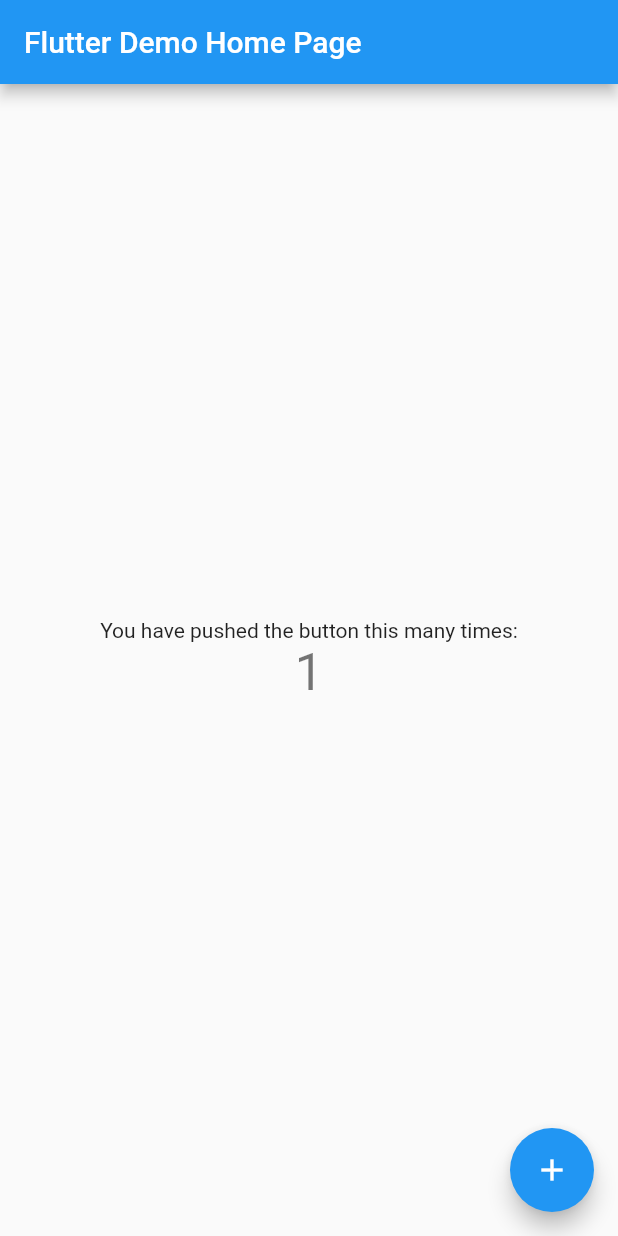
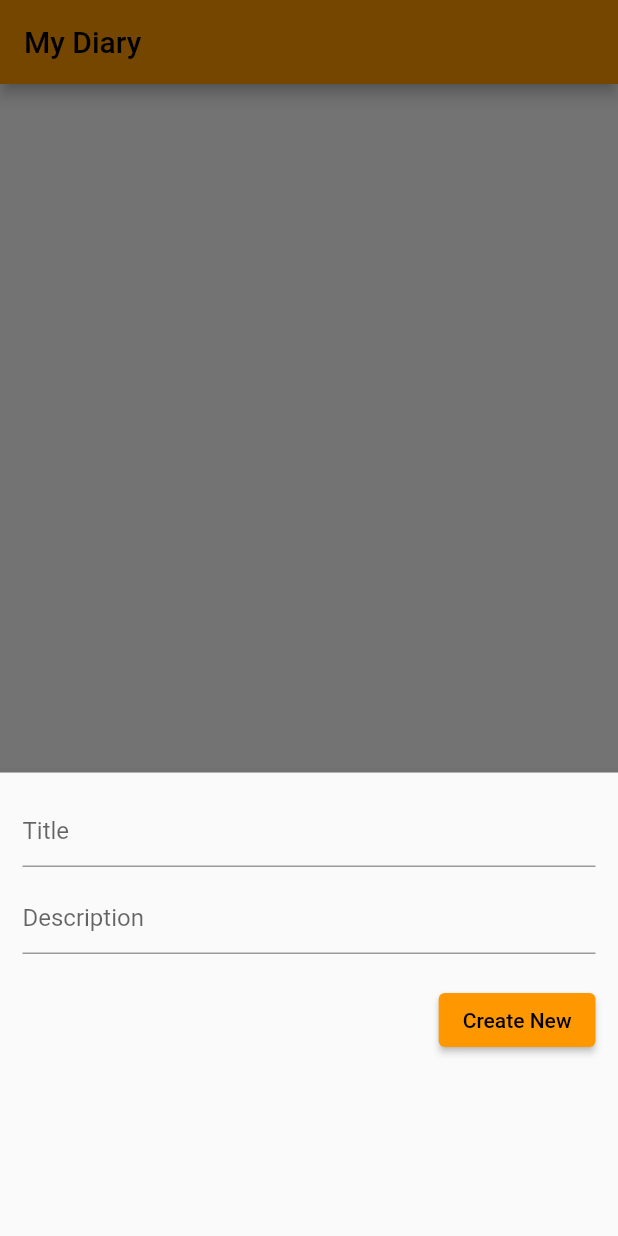
Before and after one commit to MdImranHabib/my_diary, a Flutter app: the screen it shows after launch, after a tap on the "add" icon, on a phone screen of 412 x 824 dp. Run offline on Flutter 3.47's test engine with Material 2 defaults, Android fonts, the phone set to English and light mode, and no system bars; our stand-ins replace sqflite; accounts and stored records are empty.

Commit message:
Initial app is done

```diff
--- a/lib/main.dart
+++ b/lib/main.dart
@@ -1,4 +1,5 @@
 import 'package:flutter/material.dart';
+import 'sql_helper.dart';
 
 void main() {
   runApp(const MyApp());
@@ -11,105 +12,171 @@ class MyApp extends StatelessWidget {
   @override
   Widget build(BuildContext context) {
     return MaterialApp(
-      title: 'Flutter Demo',
+      debugShowCheckedModeBanner: false,
+      title: 'My Diary',
       theme: ThemeData(
-        // This is the theme of your application.
-        //
-        // Try running your application with "flutter run". You'll see the
-        // application has a blue toolbar. Then, without quitting the app, try
-        // changing the primarySwatch below to Colors.green and then invoke
-        // "hot reload" (press "r" in the console where you ran "flutter run",
-        // or simply save your changes to "hot reload" in a Flutter IDE).
-        // Notice that the counter didn't reset back to zero; the application
-        // is not restarted.
-        primarySwatch: Colors.blue,
+        primarySwatch: Colors.orange,
       ),
-      home: const MyHomePage(title: 'Flutter Demo Home Page'),
+      home: const HomePage(),
     );
   }
 }
 
-class MyHomePage extends StatefulWidget {
-  const MyHomePage({Key? key, required this.title}) : super(key: key);
-
-  // This widget is the home page of your application. It is stateful, meaning
-  // that it has a State object (defined below) that contains fields that affect
-  // how it looks.
-
-  // This class is the configuration for the state. It holds the values (in this
-  // case the title) provided by the parent (in this case the App widget) and
-  // used by the build method of the State. Fields in a Widget subclass are
-  // always marked "final".
-
-  final String title;
+class HomePage extends StatefulWidget {
+  const HomePage({Key? key}) : super(key: key);
 
   @override
-  State<MyHomePage> createState() => _MyHomePageState();
+  State<HomePage> createState() => _HomePageState();
 }
 
-class _MyHomePageState extends State<MyHomePage> {
-  int _counter = 0;
+class _HomePageState extends State<HomePage> {
+  // All journals
+  List<Map<String, dynamic>> _journals = [];
 
-  void _incrementCounter() {
+  bool _isLoading = true;
+  // This function is used to fetch all data from the database
+  void _refreshJournals() async {
+    final data = await SQLHelper.getItems();
     setState(() {
-      // This call to setState tells the Flutter framework that something has
-      // changed in this State, which causes it to rerun the build method below
-      // so that the display can reflect the updated values. If we changed
-      // _counter without calling setState(), then the build method would not be
-      // called again, and so nothing would appear to happen.
-      _counter++;
+      _journals = data;
+      _isLoading = false;
     });
   }
 
   @override
+  void initState() {
+    super.initState();
+    _refreshJournals(); // Loading the diary when the app starts
+  }
+
+  final TextEditingController _titleController = TextEditingController();
+  final TextEditingController _descriptionController = TextEditingController();
+
+  // This function will be triggered when the floating button is pressed
+  // It will also be triggered when you want to update an item
+  void _showForm(int? id) async{
+    if (id != null) {
+      // id == null -> create new item
+      // id != null -> update an existing item
+      final existingJournal = _journals.firstWhere((element) => element['id'] == id);
+      _titleController.text = existingJournal['title'];
+      _descriptionController.text = existingJournal['description'];
+    }
+
+    showModalBottomSheet(
+        context: context,
+        elevation: 5,
+        isScrollControlled: true,
+        builder: (_) => Container(
+          padding: EdgeInsets.only(
+            top: 15,
+            left: 15,
+            right: 15,
+            // this will prevent the soft keyboard from covering the text fields
+            bottom: MediaQuery.of(context).viewInsets.bottom + 120,
+          ),
+          child: Column(
+            mainAxisSize: MainAxisSize.min,
+            crossAxisAlignment: CrossAxisAlignment.end,
+            children: [
+              TextField(
+                controller: _titleController,
+                decoration: const InputDecoration(hintText: 'Title'),
+              ),
+              const SizedBox(
+                height: 10,
+              ),
+              TextField(
+                controller: _descriptionController,
+                decoration: const InputDecoration(hintText: 'Description'),
+              ),
+              const SizedBox(
+                height: 20,
+              ),
+              ElevatedButton(
+                onPressed: () async {
+                  // Save new journal
+                  if (id == null) {
+                    await _addItem();
+                  }
+
+                  if (id != null) {
+                    await _updateItem(id);
+                  }
+
+                  // Clear the text fields
+                  _titleController.text = '';
+                  _descriptionController.text = '';
+
+                  // Close the bottom sheet
+                  Navigator.of(context).pop();
+                },
+                child: Text(id == null ? 'Create New' : 'Update'),
+              )
+            ],
+          ),
+        ));
+  }
+
+  // Insert a new journal to the database
+  Future<void> _addItem() async {
+    await SQLHelper.createItem(
+        _titleController.text, _descriptionController.text);
+    _refreshJournals();
+  }
+
+  // Update an existing journal
+  Future<void> _updateItem(int id) async {
+    await SQLHelper.updateItem(
+        id, _titleController.text, _descriptionController.text);
+    _refreshJournals();
+  }
+
+  // Delete an item
+  void _deleteItem(int id) async {
+    await SQLHelper.deleteItem(id);
+    ScaffoldMessenger.of(context).showSnackBar(const SnackBar(
+      content: Text('Successfully deleted a journal!'),
+    ));
+    _refreshJournals();
+  }
+
+  @override
   Widget build(BuildContext context) {
-    // This method is rerun every time setState is called, for instance as done
-    // by the _incrementCounter method above.
-    //
-    // The Flutter framework has been optimized to make rerunning build methods
-    // fast, so that you can just rebuild anything that needs updating rather
-    // than having to individually change instances of widgets.
     return Scaffold(
       appBar: AppBar(
-        // Here we take the value from the MyHomePage object that was created by
-        // the App.build method, and use it to set our appbar title.
-        title: Text(widget.title),
+        title: const Text('My Diary'),
       ),
-      body: Center(
-        // Center is a layout widget. It takes a single child and positions it
-        // in the middle of the parent.
-        child: Column(
-          // Column is also a layout widget. It takes a list of children and
-          // arranges them vertically. By default, it sizes itself to fit its
-          // children horizontally, and tries to be as tall as its parent.
-          //
-          // Invoke "debug painting" (press "p" in the console, choose the
-          // "Toggle Debug Paint" action from the Flutter Inspector in Android
-          // Studio, or the "Toggle Debug Paint" command in Visual Studio Code)
-          // to see the wireframe for each widget.
-          //
-          // Column has various properties to control how it sizes itself and
-          // how it positions its children. Here we use mainAxisAlignment to
-          // center the children vertically; the main axis here is the vertical
-          // axis because Columns are vertical (the cross axis would be
-          // horizontal).
-          mainAxisAlignment: MainAxisAlignment.center,
-          children: <Widget>[
-            const Text(
-              'You have pushed the button this many times:',
-            ),
-            Text(
-              '$_counter',
-              style: Theme.of(context).textTheme.headline4,
-            ),
-          ],
+      body: _isLoading ? const Center(child: CircularProgressIndicator(),) : ListView.builder(
+        itemCount: _journals.length,
+        itemBuilder: (context, index) => Card(
+          color: Colors.orange[200],
+          margin: const EdgeInsets.all(15),
+          child: ListTile(
+              title: Text(_journals[index]['title']),
+              subtitle: Text(_journals[index]['description']),
+              trailing: SizedBox(
+                width: 100,
+                child: Row(
+                  children: [
+                    IconButton(
+                      icon: const Icon(Icons.edit),
+                      onPressed: () => _showForm(_journals[index]['id']),
+                    ),
+                    IconButton(
+                      icon: const Icon(Icons.delete),
+                      onPressed: () =>
+                          _deleteItem(_journals[index]['id']),
+                    ),
+                  ],
+                ),
+              )),
         ),
       ),
       floatingActionButton: FloatingActionButton(
-        onPressed: _incrementCounter,
-        tooltip: 'Increment',
         child: const Icon(Icons.add),
-      ), // This trailing comma makes auto-formatting nicer for build methods.
+        onPressed: () => _showForm(null),
+      ),
     );
   }
 }
--- /dev/null
+++ b/lib/sql_helper.dart
@@ -0,0 +1,74 @@
+import 'package:flutter/foundation.dart';
+import 'package:sqflite/sqflite.dart' as sql;
+
+class SQLHelper{
+  static Future<void> createTables(sql.Database database) async {
+    await database.execute("""CREATE TABLE items(
+        id INTEGER PRIMARY KEY AUTOINCREMENT NOT NULL,
+        title TEXT,
+        description TEXT,
+        createdAt TIMESTAMP NOT NULL DEFAULT CURRENT_TIMESTAMP
+      )
+      """);
+  }
+  // id: the id of a item
+  // title, description: name and description of your activity
+  // created_at: the time that the item was created. It will be automatically handled by SQLite
+
+  static Future<sql.Database> db() async {
+    return sql.openDatabase(
+      'kindacode.db',
+      version: 1,
+      onCreate: (sql.Database database, int version) async {
+        await createTables(database);
+      },
+    );
+  }
+
+  // Create new item (journal)
+  static Future<int> createItem(String title, String? descrption) async {
+    final db = await SQLHelper.db();
+
+    final data = {'title': title, 'description': descrption};
+    final id = await db.insert('items', data, conflictAlgorithm: sql.ConflictAlgorithm.replace);
+    return id;
+  }
+
+  // Read all items (journals)
+  static Future<List<Map<String, dynamic>>> getItems() async {
+    final db = await SQLHelper.db();
+    return db.query('items', orderBy: "id");
+  }
+
+  // Read a single item by id
+  // The app doesn't use this method but I put here in case you want to see it
+  static Future<List<Map<String, dynamic>>> getItem(int id) async {
+    final db = await SQLHelper.db();
+    return db.query('items', where: "id = ?", whereArgs: [id], limit: 1);
+  }
+
+  // Update an item by id
+  static Future<int> updateItem(int id, String title, String? descrption) async {
+    final db = await SQLHelper.db();
+
+    final data = {
+      'title': title,
+      'description': descrption,
+      'createdAt': DateTime.now().toString()
+    };
+
+    final result = await db.update('items', data, where: "id = ?", whereArgs: [id]);
+    return result;
+  }
+
+  // Delete
+  static Future<void> deleteItem(int id) async {
+    final db = await SQLHelper.db();
+    try {
+      await db.delete("items", where: "id = ?", whereArgs: [id]);
+    } catch (err) {
+      debugPrint("Something went wrong when deleting an item: $err");
+    }
+  }
+
+}
--- a/pubspec.yaml
+++ b/pubspec.yaml
@@ -34,6 +34,7 @@ dependencies:
   # The following adds the Cupertino Icons font to your application.
   # Use with the CupertinoIcons class for iOS style icons.
   cupertino_icons: ^1.0.2
+  sqflite: ^2.0.2+1
 
 dev_dependencies:
   flutter_test:
```
Also changed, not shown: pubspec.lock, 1 other file.
